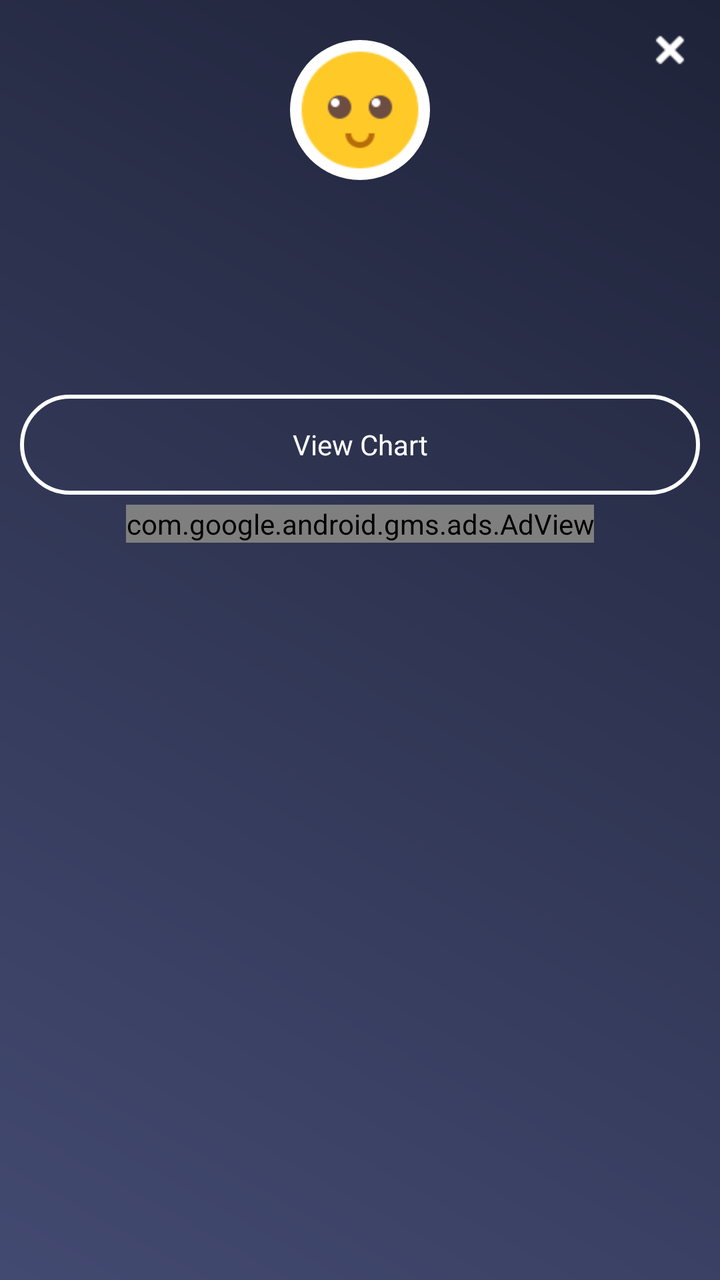
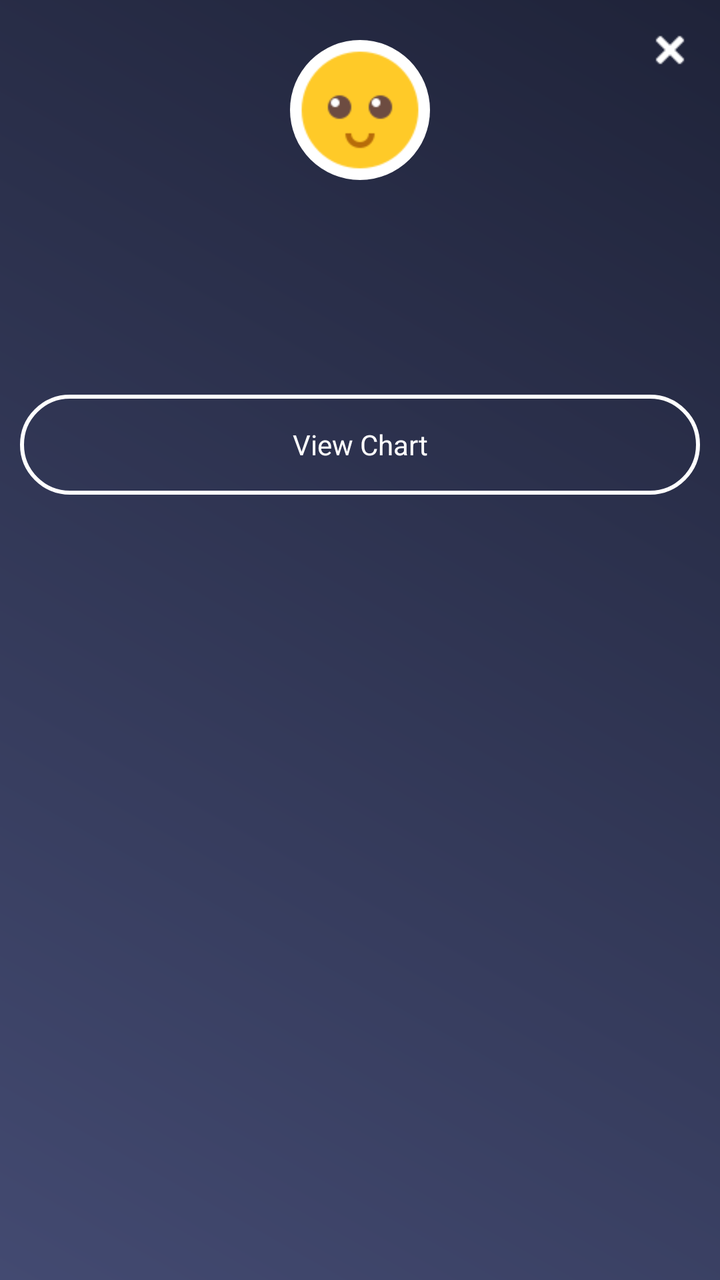

An Android layout rendered at two revisions. The XML below is the earlier revision; the diff shows what the commit changed to produce the second picture.
<!-- AndroidManifest.xml: application theme AppTheme -->
<!-- res/layout/popup_bmi.xml -->
<?xml version="1.0" encoding="utf-8"?>
<RelativeLayout xmlns:android="http://schemas.android.com/apk/res/android"
    xmlns:aapt="http://schemas.android.com/aapt"
    xmlns:app="http://schemas.android.com/apk/res-auto"
    android:layout_width="280dp"
    android:layout_height="wrap_content"
    android:background="@drawable/a1_grad"
    android:orientation="vertical">

    <ImageView
        android:id="@+id/iv_close"
        android:layout_width="40dp"
        android:layout_height="40dp"
        android:layout_alignParentRight="true"
        android:layout_gravity="center"
        android:layout_margin="5dp"
        android:padding="10dp"
        android:src="@drawable/ic_close" />

    <ImageView
        android:id="@+id/iv_imoji"
        android:layout_width="70dp"
        android:layout_height="70dp"
        android:layout_centerHorizontal="true"
        android:layout_marginTop="20dp"
        android:background="@drawable/rounded_corner_imoji"
        android:src="@drawable/imoji_default" />

    <TextView
        android:id="@+id/tv_ans_bmi"
        android:layout_width="match_parent"
        android:layout_height="wrap_content"
        android:layout_below="@+id/iv_imoji"
        android:layout_marginLeft="10dp"
        android:layout_marginTop="10dp"
        android:layout_marginRight="10dp"
        android:gravity="center"
        android:paddingTop="5dp"
        android:paddingBottom="10dp"
        android:textColor="@color/white"
        android:textSize="@dimen/textsize_16" />

    <TextView
        android:id="@+id/tv_current_state"
        android:layout_width="match_parent"
        android:layout_height="wrap_content"
        android:layout_below="@+id/tv_ans_bmi"
        android:layout_marginLeft="10dp"
        android:layout_marginRight="10dp"
        android:gravity="center"
        android:padding="5dp"
        android:textColor="@color/white"
        android:textSize="@dimen/textsize_16" />

    <TextView
        android:id="@+id/tv_recomended"
        android:layout_width="match_parent"
        android:layout_height="wrap_content"
        android:layout_below="@+id/tv_current_state"
        android:layout_alignLeft="@+id/tv_current_state"
        android:gravity="center"
        android:padding="5dp"
        android:textColor="@color/white"
        android:textSize="@dimen/textsize_14" />

    <TextView
        android:id="@+id/tv_bmichart"
        android:layout_width="match_parent"
        android:layout_height="50dp"
        android:layout_below="@+id/tv_recomended"
        android:layout_marginLeft="10dp"
        android:layout_marginRight="10dp"
        android:layout_marginBottom="5dp"
        android:background="@drawable/rounded_corner_button"
        android:gravity="center"
        android:padding="5dp"
        android:text="@string/View_Chart"
        android:textColor="@color/white" />

    <include
        android:id="@+id/ad_layout"
        layout="@layout/native_ad_popup"
        android:layout_width="match_parent"
        android:layout_height="wrap_content"
        android:layout_below="@+id/tv_bmichart" />
</RelativeLayout>
<!-- res/layout/native_ad_popup.xml (included above) -->
<?xml version="1.0" encoding="utf-8"?>
<LinearLayout xmlns:android="http://schemas.android.com/apk/res/android"
    xmlns:aapt="http://schemas.android.com/aapt"
    xmlns:app="http://schemas.android.com/apk/res-auto"
    android:layout_width="match_parent"
    android:layout_height="match_parent"
    android:orientation="vertical">

    <com.google.android.gms.ads.AdView
        android:id="@+id/adView"
        android:layout_width="wrap_content"
        android:layout_height="wrap_content"
        android:layout_above="@+id/ll_footer_menu"
        android:layout_gravity="center"
        app:adSize="280x50"
        app:adUnitId="@string/banner_ad_two" />
</LinearLayout>
<!-- resources referenced by this layout -->
<resources>
  <color name="white">#ffffff</color>
  <dimen name="textsize_14">14sp</dimen>
  <dimen name="textsize_16">16sp</dimen>
  <!-- drawable a1_grad (drawable) -->
  <?xml version="1.0" encoding="utf-8"?>
  <shape xmlns:android="http://schemas.android.com/apk/res/android">
      <gradient
          android:angle="225"
          android:endColor="#434A71"
          android:startColor="#1F2339" />
  
  
  </shape>
  <!-- drawable ic_close: png bitmap (drawable, 258 bytes) -->
  <!-- drawable imoji_default: png bitmap (drawable, 2394 bytes) -->
  <!-- drawable rounded_corner_button (drawable) -->
  <?xml version="1.0" encoding="utf-8"?>
  <shape xmlns:android="http://schemas.android.com/apk/res/android" xmlns:app="http://schemas.android.com/apk/res-auto" android:shape="rectangle">
      <solid android:color="@color/transperent"/>
      <stroke android:width="2dp" android:color="@color/white"/>
      <padding android:left="4dp" android:top="4dp" android:right="4dp" android:bottom="4dp"/>
      <corners android:radius="25dp"/>
  </shape>
  <!-- drawable rounded_corner_imoji (drawable) -->
  <?xml version="1.0" encoding="utf-8"?>
  <shape xmlns:android="http://schemas.android.com/apk/res/android"
      xmlns:aapt="http://schemas.android.com/aapt"
      xmlns:app="http://schemas.android.com/apk/res-auto"
      android:shape="rectangle">
      <solid android:color="#ffffff" />
      <stroke
          android:width="0dp"
          android:color="#06000d" />
      <padding
          android:bottom="0dp"
          android:left="0dp"
          android:right="0dp"
          android:top="0dp" />
      <corners android:radius="35dp" />
  </shape>
  <string name="View_Chart">View Chart</string>
  <string name="banner_ad_two">ca-app-pub-2957577039807154/5214904011</string>
  <style name="AppTheme" parent="Theme.AppCompat.Light.DarkActionBar">
          
          <item name="colorPrimary">@color/colorPrimary</item>
          <item name="colorPrimaryDark">@color/colorPrimaryDark</item>
          <item name="colorAccent">@color/colorAccent</item>
      </style>
  <color name="transperent">#00ffffff</color>
  <color name="colorPrimary">#434A71</color>
  <color name="colorPrimaryDark">#1F2339</color>
  <color name="colorAccent">#1F2339</color>
</resources>

<!-- the commit's change to res/layout/popup_bmi.xml (unified diff, before → after) -->
@@ -77,28 +77,14 @@
         android:text="@string/View_Chart"
         android:textColor="@color/white" />
 
-    <include
-        android:id="@+id/ad_layout"
-        layout="@layout/native_ad_popup"
+   
+
+    <LinearLayout
+        android:id="@+id/normal_ad_include"
         android:layout_width="match_parent"
         android:layout_height="wrap_content"
+        android:orientation="vertical"
+        android:gravity="center"
         android:layout_below="@+id/tv_bmichart" />
+
 </RelativeLayout>
-<!-- res/layout/native_ad_popup.xml (included above) -->
-<?xml version="1.0" encoding="utf-8"?>
-<LinearLayout xmlns:android="http://schemas.android.com/apk/res/android"
-    xmlns:aapt="http://schemas.android.com/aapt"
-    xmlns:app="http://schemas.android.com/apk/res-auto"
-    android:layout_width="match_parent"
-    android:layout_height="match_parent"
-    android:orientation="vertical">
-
-    <com.google.android.gms.ads.AdView
-        android:id="@+id/adView"
-        android:layout_width="wrap_content"
-        android:layout_height="wrap_content"
-        android:layout_above="@+id/ll_footer_menu"
-        android:layout_gravity="center"
-        app:adSize="280x50"
-        app:adUnitId="@string/banner_ad_two" />
-</LinearLayout>
<!-- resource entries referenced after the edit -->
@@ -41,7 +41,6 @@
       <corners android:radius="35dp" />
   </shape>
   <string name="View_Chart">View Chart</string>
-  <string name="banner_ad_two">ca-app-pub-2957577039807154/5214904011</string>
   <style name="AppTheme" parent="Theme.AppCompat.Light.DarkActionBar">
           
           <item name="colorPrimary">@color/colorPrimary</item>
